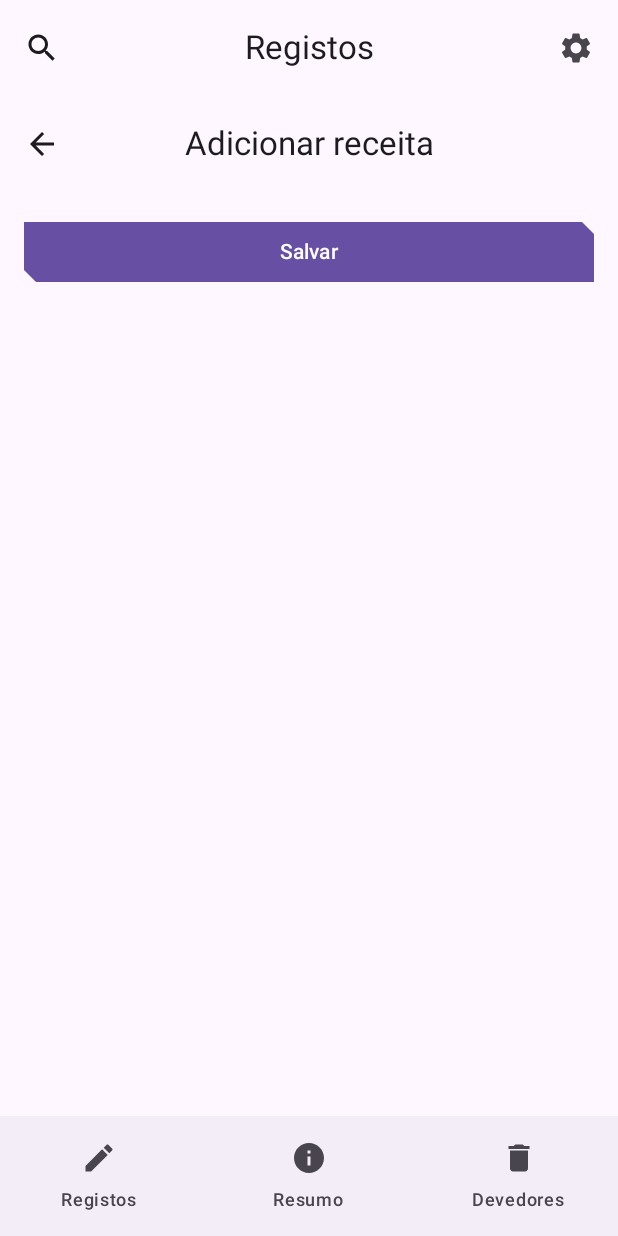
After one commit to M1ngos/Negocio, an Android app built with Jetpack Compose: the RegistryEntryScreen screen opened through its navigation route, on a phone screen of 412 x 824 dp. The commit adds this screen. Run offline under Robolectric (Android 15) with nearby library versions, the phone set to English and light mode, and no system bars.

Commit message:
App Navigation Improvements

```diff
--- /dev/null
+++ b/app/src/main/java/com/mobile/negocio/ui/entries/RegistryEntryScreen.kt
@@ -0,0 +1,90 @@
+package com.mobile.negocio.ui.entries
+
+import androidx.compose.foundation.layout.Arrangement
+import androidx.compose.foundation.layout.Column
+import androidx.compose.foundation.layout.fillMaxWidth
+import androidx.compose.foundation.layout.padding
+import androidx.compose.foundation.rememberScrollState
+import androidx.compose.foundation.verticalScroll
+import androidx.compose.material3.Button
+import androidx.compose.material3.ExperimentalMaterial3Api
+import androidx.compose.material3.MaterialTheme
+import androidx.compose.material3.Scaffold
+import androidx.compose.material3.Text
+import androidx.compose.runtime.Composable
+import androidx.compose.runtime.rememberCoroutineScope
+import androidx.compose.ui.Modifier
+import androidx.compose.ui.res.dimensionResource
+import androidx.compose.ui.res.stringResource
+import androidx.lifecycle.ViewModel
+import com.mobile.negocio.R
+import com.mobile.negocio.ui.navigation.AlternativeTopBar
+import com.mobile.negocio.ui.navigation.NavigationDestination
+import kotlinx.coroutines.launch
+
+object RegistryEntryDestination : NavigationDestination {
+    override val route = "registry_entry"
+    override val titleRes = R.string.add
+}
+
+@OptIn(ExperimentalMaterial3Api::class)
+@Composable
+fun RegistryEntryScreen(
+    navigateBack: () -> Unit,
+    onNavigateUp: () -> Unit,
+    canNavigateBack: Boolean = true,
+//    viewModel: RegistryEntryViewModel = viewModel(factory = )
+) {
+    val coroutineScope = rememberCoroutineScope()
+
+    Scaffold(
+        topBar = {
+            AlternativeTopBar(
+                title = stringResource(RegistryEntryDestination.titleRes),
+                canNavigateBack = canNavigateBack,
+                navigateUp = onNavigateUp
+            )
+        }
+    ) { it ->
+        RegistryEntryBody(
+//            itemUiState = viewModel.itemUiState,
+//            onItemValueChange = viewModel::updateUiState,
+            onSaveClick = {
+                // Note: If the user rotates the screen very fast, the operation may get cancelled
+                // and the item may not be saved in the Database. This is because when config
+                // change occurs, the Activity will be recreated and the rememberCoroutineScope will
+                // be cancelled - since the scope is bound to composition.
+                coroutineScope.launch {
+//                    viewModel.saveItem()
+                    navigateBack()
+                }
+            },
+            modifier = Modifier
+                .padding(it)
+                .verticalScroll(rememberScrollState())
+                .fillMaxWidth()
+        )
+    }
+
+}
+
+@Composable
+fun RegistryEntryBody(
+//    itemUiState: ItemUiState,
+//    onItemValueChange: (ItemDetails) -> Unit,
+    onSaveClick: () -> Unit,
+    modifier: Modifier = Modifier
+) {
+    Column(
+        modifier = modifier.padding(dimensionResource(id = R.dimen.padding_medium)),
+        verticalArrangement = Arrangement.spacedBy(dimensionResource(id = R.dimen.padding_large))
+    ) {
+        Button(
+            onClick = onSaveClick,
+            shape = MaterialTheme.shapes.small,
+            modifier = Modifier.fillMaxWidth()
+        ) {
+            Text(text = stringResource(R.string.save_action))
+        }
+    }
+}
--- a/app/src/main/java/com/mobile/negocio/ui/navigation/AppNavigation.kt
+++ b/app/src/main/java/com/mobile/negocio/ui/navigation/AppNavigation.kt
@@ -1,33 +1,32 @@
 package com.mobile.negocio.ui.navigation
 
-import androidx.compose.foundation.layout.Arrangement
-import androidx.compose.foundation.layout.Row
-import androidx.compose.foundation.layout.fillMaxWidth
+import androidx.compose.animation.core.tween
 import androidx.compose.foundation.layout.height
 import androidx.compose.foundation.layout.padding
-import androidx.compose.foundation.layout.wrapContentWidth
 import androidx.compose.material.icons.Icons
-import androidx.compose.material.icons.filled.Add
 import androidx.compose.material.icons.filled.ArrowBack
+import androidx.compose.material.icons.filled.Create
+import androidx.compose.material.icons.filled.Delete
+import androidx.compose.material.icons.filled.Info
 import androidx.compose.material.icons.filled.Search
 import androidx.compose.material.icons.filled.Settings
 import androidx.compose.material3.CenterAlignedTopAppBar
 import androidx.compose.material3.ExperimentalMaterial3Api
 import androidx.compose.material3.Icon
 import androidx.compose.material3.IconButton
+import androidx.compose.material3.MaterialTheme
 import androidx.compose.material3.NavigationBar
 import androidx.compose.material3.NavigationBarItem
 import androidx.compose.material3.Scaffold
 import androidx.compose.material3.Text
-import androidx.compose.material3.TopAppBar
-import androidx.compose.material3.TopAppBarDefaults
 import androidx.compose.material3.TopAppBarScrollBehavior
 import androidx.compose.runtime.Composable
 import androidx.compose.runtime.getValue
-import androidx.compose.ui.Alignment
+import androidx.compose.runtime.mutableStateOf
+import androidx.compose.runtime.remember
+import androidx.compose.runtime.setValue
 import androidx.compose.ui.Modifier
-import androidx.compose.ui.graphics.Color
-import androidx.compose.ui.input.nestedscroll.nestedScroll
+import androidx.compose.ui.graphics.vector.ImageVector
 import androidx.compose.ui.res.stringResource
 import androidx.compose.ui.unit.dp
 import androidx.navigation.NavDestination.Companion.hierarchy
@@ -40,52 +39,23 @@ import androidx.navigation.compose.rememberNavController
 import com.mobile.negocio.ui.views.DashScreen
 import com.mobile.negocio.ui.views.DebtsScreen
 import com.mobile.negocio.ui.views.RegisterScreen
+import com.mobile.negocio.ui.entries.RegistryEntryDestination
+import com.mobile.negocio.ui.entries.RegistryEntryDestinationAlt
+import com.mobile.negocio.ui.entries.RegistryEntryScreen
+import com.mobile.negocio.ui.entries.RegistryEntryScreenAlt
 
-
-/*
-  topBar = {
-            TopAppBar(
-                title = {
-                    Text(
-                        text = "Register Screen",
-                        color = Color.Black,
-                        modifier = Modifier
-                            .fillMaxWidth()
-                            .wrapContentWidth(Alignment.CenterHorizontally)
-                    )
-                },
-                actions = {
-                    Row(
-                        verticalAlignment = Alignment.CenterVertically,
-                        horizontalArrangement = Arrangement.SpaceBetween,
-                        modifier = Modifier.fillMaxWidth()
-                    ) {
-                        IconButton(onClick = {  }) {
-                            Icon(imageVector = Icons.Filled.Search, contentDescription = null)
-                        }
-
-                        IconButton(onClick = {  }) {
-                            Icon(imageVector = Icons.Filled.Settings, contentDescription = null)
-                        }
-                    }
-                },
-                modifier = Modifier
-                    .fillMaxWidth()
-                    .height(56.dp)
-            )
-        },
- */
 @OptIn(ExperimentalMaterial3Api::class)
 @Composable
 fun AppNavigation(
     modifier: Modifier = Modifier
 ) {
     val navController: NavHostController = rememberNavController()
+    var selectedNavItem by remember { mutableStateOf(navItems.first()) }
 
     Scaffold(
         topBar = {
                  CenterAlignedTopAppBar(
-                     title = { Text(text = "*State*") },
+                     title = { Text(text = selectedNavItem.label) },
                      navigationIcon = {
                          IconButton(onClick = { /*TODO*/ }) {
                              Icon(imageVector = Icons.Filled.Search, contentDescription = "")
@@ -106,7 +76,10 @@ fun AppNavigation(
                 navItems.forEach { navItem ->
                     NavigationBarItem(
                         selected = currentDestination?.hierarchy?.any { it.route == navItem.route} == true,
-                        onClick = { navController.navigate(navItem.route) {
+                        onClick = {
+                            selectedNavItem = navItem
+                            navController.navigate(navItem.route)
+                            {
                             popUpTo(navController.graph.findStartDestination().id){
                                 saveState = true
                             }
@@ -131,8 +104,26 @@ fun AppNavigation(
                 .padding(paddingValues)
             ) {
             composable(route = Views.RegisterView.name) {
-                RegisterScreen()
+//                RegisterScreen { navController.navigate(RegistryEntryDestination.route) }
+                RegisterScreen(
+                    navigateToRegistryEntry = { navController.navigate(RegistryEntryDestination.route) },
+                    navigateToRegistryEntryAlt = {  navController.navigate(RegistryEntryDestinationAlt.route) }
+                )
             }
+            composable(route = RegistryEntryDestination.route) {
+                RegistryEntryScreen(
+                    navigateBack = { navController.popBackStack()},
+                    onNavigateUp = { navController.navigateUp()}
+                )
+            }
+
+            composable(route = RegistryEntryDestinationAlt.route) {
+                RegistryEntryScreenAlt(
+                    navigateBack = { navController.popBackStack()},
+                    onNavigateUp = { navController.navigateUp()}
+                )
+            }
+
             composable(route = Views.DashView.name) {
                 DashScreen()
             }
@@ -142,3 +133,30 @@ fun AppNavigation(
         }
     }
 }
+
+
+@OptIn(ExperimentalMaterial3Api::class)
+@Composable
+fun AlternativeTopBar(
+    title: String,
+    canNavigateBack: Boolean,
+    modifier: Modifier = Modifier,
+    scrollBehavior: TopAppBarScrollBehavior? = null,
+    navigateUp: () -> Unit = {}
+) {
+    CenterAlignedTopAppBar(
+        title = { Text(title) },
+        modifier = modifier,
+        scrollBehavior = scrollBehavior,
+        navigationIcon = {
+            if (canNavigateBack) {
+                IconButton(onClick = navigateUp) {
+                    Icon(
+                        imageVector = Icons.Filled.ArrowBack,
+                        contentDescription = "Voltar"
+                    )
+                }
+            }
+        }
+    )
+}
--- a/app/src/main/java/com/mobile/negocio/ui/navigation/NavItem.kt
+++ b/app/src/main/java/com/mobile/negocio/ui/navigation/NavItem.kt
@@ -19,6 +19,7 @@ data class NavItem (
     val route: String
 )
 
+
 val navItems: List<NavItem> = listOf(
     NavItem(
         label = "Registos",
--- a/app/src/main/java/com/mobile/negocio/ui/navigation/NavRegistryItem.kt
+++ b/app/src/main/java/com/mobile/negocio/ui/navigation/NavRegistryItem.kt
@@ -3,7 +3,6 @@ package com.mobile.negocio.ui.navigation
 data class NavRegistryItem(
     val title: String,
 )
-
 
 val navRegistryItems = listOf(
     NavRegistryItem(
--- /dev/null
+++ b/app/src/main/java/com/mobile/negocio/ui/navigation/NavigationDestination.kt
@@ -0,0 +1,13 @@
+package com.mobile.negocio.ui.navigation
+
+interface NavigationDestination {
+    /**
+     * Unique name to define the path for a composable
+     */
+    val route: String
+
+    /**
+     * String resource id to that contains title to be displayed for the screen.
+     */
+    val titleRes: Int
+}
--- a/app/src/main/java/com/mobile/negocio/ui/views/RegisterView.kt
+++ b/app/src/main/java/com/mobile/negocio/ui/views/RegisterView.kt
@@ -2,31 +2,23 @@ package com.mobile.negocio.ui.views
 
 import android.annotation.SuppressLint
 import androidx.compose.foundation.ExperimentalFoundationApi
-import androidx.compose.foundation.layout.Arrangement
 import androidx.compose.foundation.layout.Box
 import androidx.compose.foundation.layout.Column
-import androidx.compose.foundation.layout.Row
 import androidx.compose.foundation.layout.fillMaxSize
 import androidx.compose.foundation.layout.fillMaxWidth
-import androidx.compose.foundation.layout.height
 import androidx.compose.foundation.layout.padding
-import androidx.compose.foundation.layout.wrapContentWidth
 import androidx.compose.foundation.pager.HorizontalPager
 import androidx.compose.foundation.pager.rememberPagerState
 import androidx.compose.material.icons.Icons
 import androidx.compose.material.icons.filled.Add
-import androidx.compose.material.icons.filled.Search
-import androidx.compose.material3.CenterAlignedTopAppBar
 import androidx.compose.material3.ExperimentalMaterial3Api
 import androidx.compose.material3.FloatingActionButton
 import androidx.compose.material3.Icon
-import androidx.compose.material3.IconButton
 import androidx.compose.material3.MaterialTheme
 import androidx.compose.material3.Scaffold
 import androidx.compose.material3.Tab
 import androidx.compose.material3.TabRow
 import androidx.compose.material3.Text
-import androidx.compose.material3.TopAppBar
 import androidx.compose.runtime.Composable
 import androidx.compose.runtime.LaunchedEffect
 import androidx.compose.runtime.getValue
@@ -38,7 +30,6 @@ import androidx.compose.ui.Modifier
 import androidx.compose.ui.res.dimensionResource
 import androidx.compose.ui.res.stringResource
 import com.mobile.negocio.R
-import com.mobile.negocio.ui.navigation.Views
 import com.mobile.negocio.ui.navigation.navRegistryItems
 
 
@@ -46,7 +37,9 @@ import com.mobile.negocio.ui.navigation.navRegistryItems
 @OptIn(ExperimentalFoundationApi::class, ExperimentalMaterial3Api::class)
 @Composable
 fun RegisterScreen (
-    modifier: Modifier = Modifier
+    modifier: Modifier = Modifier,
+    navigateToRegistryEntry: () -> Unit,
+    navigateToRegistryEntryAlt: () -> Unit,
 ) {
     var selectedTabIndex by remember {
         mutableStateOf(0)
@@ -59,7 +52,8 @@ fun RegisterScreen (
     Scaffold(
         floatingActionButton = {
             FloatingActionButton(
-                onClick = { if(selectedTabIndex == 0 ) "" else "" },
+                onClick = { if(selectedTabIndex == 0 ) navigateToRegistryEntry() else navigateToRegistryEntryAlt() },
+//                onClick = navigateToItemEntry,
                 shape = MaterialTheme.shapes.medium,
                 modifier = Modifier.padding(dimensionResource(id = R.dimen.padding_large))
             ) {
--- a/app/src/main/res/values/strings.xml
+++ b/app/src/main/res/values/strings.xml
@@ -4,5 +4,7 @@
     <string name="nav_register">Registos</string>
     <string name="nav_dash">Resumo</string>
     <string name="nav_debts">Devedores</string>
-    <string name="add">Adicionar registo</string>
+    <string name="add">Adicionar receita</string>
+    <string name="add_dept">Adicionar despesa</string>
+    <string name="save_action">Salvar</string>
 </resources>
```
Also changed, not shown: app/src/main/java/com/mobile/negocio/ui/entries/RegistyEntryScreenAlt.kt (added, +87 -0 lines), app/src/main/java/com/mobile/negocio/ui/navigation/Views.kt (line endings or trailing spaces).
